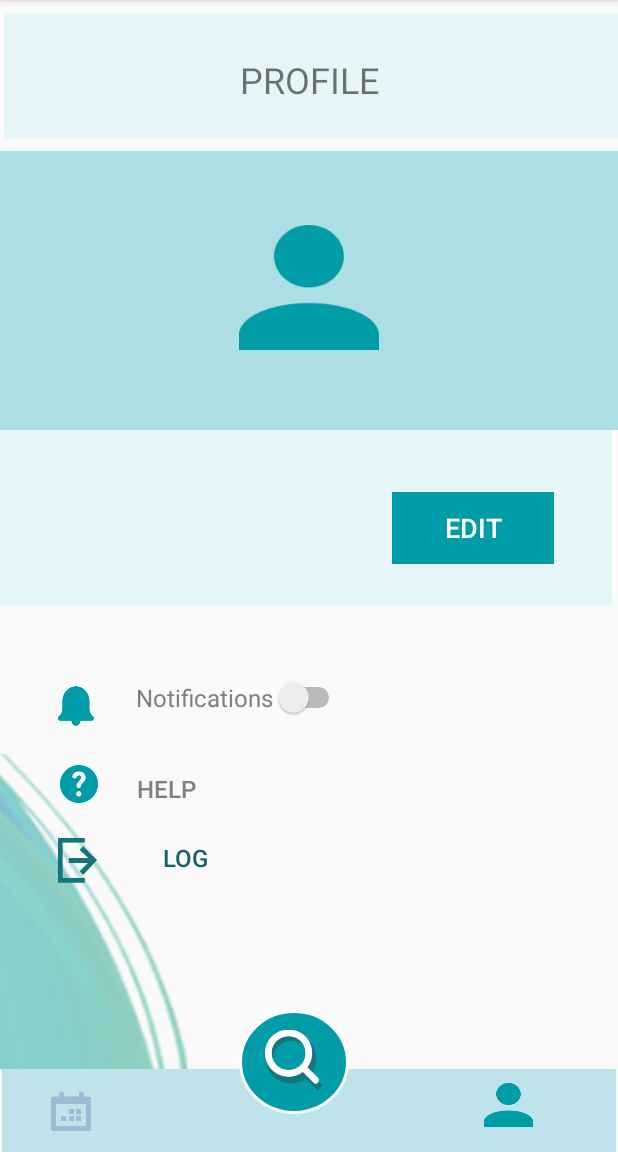
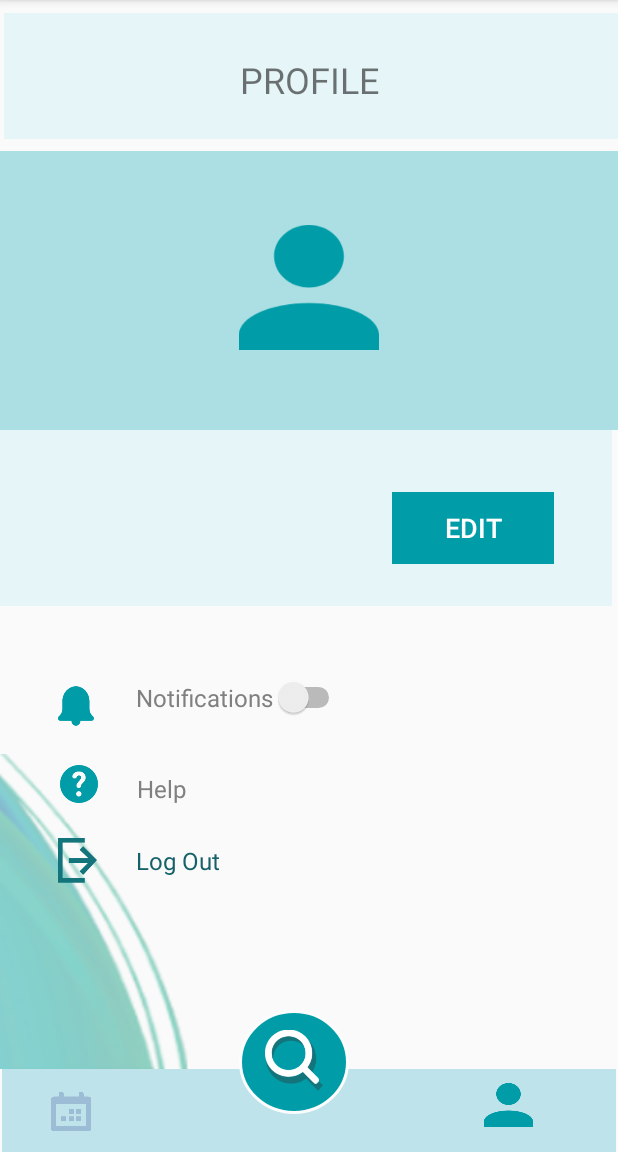
Before and after one commit to gada9900/Saneh, an Android app: the profile screen opened directly, with no data from a screen before it, on a phone screen of 412 x 824 dp, the part 84-1236 px from its top. Run offline under Robolectric (Android 15) with nearby library versions, the phone set to English and light mode, and no system bars; our stand-ins replace Firebase (no records; nobody signed in at launch, a user with empty details on screens opened directly).

Commit message:
edit text format

```diff
--- a/app/src/main/java/com/example/saneh/editProfileInfo.java
+++ b/app/src/main/java/com/example/saneh/editProfileInfo.java
@@ -131,7 +131,7 @@ public class editProfileInfo extends AppCompatActivity {
         if (isNameChanged() ) {
             Toast.makeText(this, " Name has been updated!", Toast.LENGTH_LONG).show();
         } else
-            Toast.makeText(this, "Name is same .", Toast.LENGTH_LONG).show();
+            Toast.makeText(this, "Fail", Toast.LENGTH_LONG).show();
         /*if(isPasswordChanged()){
             Toast.makeText(this, "Password has been updated!", Toast.LENGTH_LONG).show();
         } else
--- a/app/src/main/res/layout/profile1.xml
+++ b/app/src/main/res/layout/profile1.xml
@@ -187,6 +187,7 @@
         android:background="#00FFFFFF"
         android:gravity="bottom"
         android:text="Help"
+        android:textAppearance="@style/TextAppearance.AppCompat.Large"
         android:textColor="@android:color/tertiary_text_dark"
         android:textSize="16sp"
         app:layout_constraintBottom_toBottomOf="parent"
@@ -233,7 +234,9 @@
         android:layout_marginStart="20dp"
         android:layout_marginLeft="20dp"
         android:background="#00FFFFFF"
+        android:gravity="bottom|left"
         android:text="Log Out"
+        android:textAppearance="@style/TextAppearance.AppCompat.Large"
         android:textColor="#166168"
         android:textSize="16sp"
         app:layout_constraintBottom_toTopOf="@+id/imageView7"
@@ -284,6 +287,7 @@
         android:layout_marginStart="28dp"
         android:layout_marginLeft="28dp"
         android:text="Notifications"
+        android:textAppearance="@style/TextAppearance.AppCompat.Large"
         android:textColor="@android:color/tertiary_text_dark"
         android:textColorHint="#00BCD4"
         android:textColorLink="#3F51B5"
```
